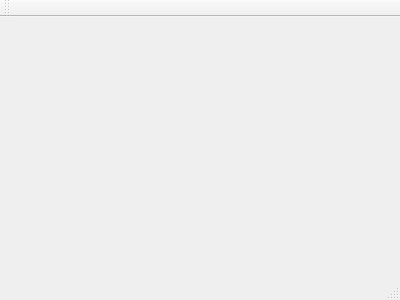
Above: mainwindow.ui from lindonilsonmaciel/BlocoDeNotas before the change. Below: the same form after it.
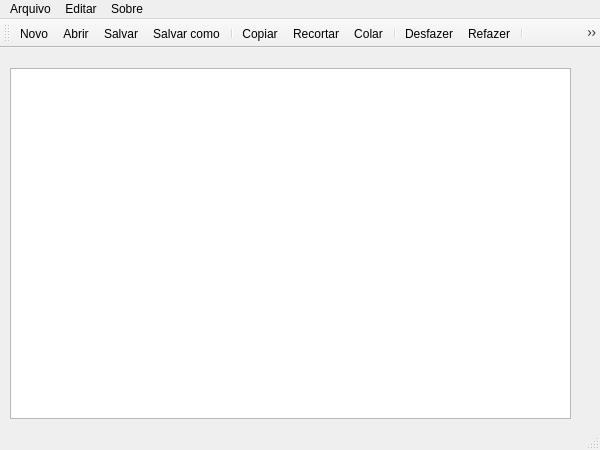
That is the form after the change. Icons and pictures are not drawn.

Commit message: Montei a parte visual e comecei a fazer o método abrir

The edit to the form file:
```diff
--- a/mainwindow.ui
+++ b/mainwindow.ui
@@ -1,24 +1,196 @@
 <ui version="4.0">
  <class>MainWindow</class>
- <widget class="QMainWindow" name="MainWindow" >
-  <property name="geometry" >
+ <widget class="QMainWindow" name="MainWindow">
+  <property name="geometry">
    <rect>
     <x>0</x>
     <y>0</y>
-    <width>400</width>
-    <height>300</height>
+    <width>600</width>
+    <height>450</height>
    </rect>
   </property>
   <property name="windowTitle" >
    <string>MainWindow</string>
   </property>
-  <widget class="QMenuBar" name="menuBar" />
-  <widget class="QToolBar" name="mainToolBar" />
-  <widget class="QWidget" name="centralWidget" />
-  <widget class="QStatusBar" name="statusBar" />
+  <widget class="QWidget" name="centralWidget">
+   <widget class="QTextEdit" name="textEdit">
+    <property name="geometry">
+     <rect>
+      <x>10</x>
+      <y>20</y>
+      <width>561</width>
+      <height>351</height>
+     </rect>
+    </property>
+   </widget>
+  </widget>
+  <widget class="QMenuBar" name="menuBar">
+   <property name="geometry">
+    <rect>
+     <x>0</x>
+     <y>0</y>
+     <width>600</width>
+     <height>21</height>
+    </rect>
+   </property>
+   <widget class="QMenu" name="menuArquivo">
+    <property name="title">
+     <string>Arquivo</string>
+    </property>
+    <addaction name="actionNovo"/>
+    <addaction name="actionAbrir"/>
+    <addaction name="actionSalvar"/>
+    <addaction name="actionSalvar_como"/>
+    <addaction name="separator"/>
+    <addaction name="actionSair"/>
+   </widget>
+   <widget class="QMenu" name="menuEditar">
+    <property name="title">
+     <string>Editar</string>
+    </property>
+    <addaction name="actionDesfazer"/>
+    <addaction name="actionRefazer"/>
+    <addaction name="separator"/>
+    <addaction name="actionCopiar"/>
+    <addaction name="actionRecortar"/>
+    <addaction name="actionColar"/>
+   </widget>
+   <widget class="QMenu" name="menuSobre">
+    <property name="title">
+     <string>Sobre</string>
+    </property>
+    <addaction name="actionSobre_o_bloco_de_notas"/>
+   </widget>
+   <addaction name="menuArquivo"/>
+   <addaction name="menuEditar"/>
+   <addaction name="menuSobre"/>
+  </widget>
+  <widget class="QToolBar" name="mainToolBar">
+   <attribute name="toolBarArea">
+    <enum>TopToolBarArea</enum>
+   </attribute>
+   <attribute name="toolBarBreak">
+    <bool>false</bool>
+   </attribute>
+   <addaction name="actionNovo"/>
+   <addaction name="actionAbrir"/>
+   <addaction name="actionSalvar"/>
+   <addaction name="actionSalvar_como"/>
+   <addaction name="separator"/>
+   <addaction name="actionCopiar"/>
+   <addaction name="actionRecortar"/>
+   <addaction name="actionColar"/>
+   <addaction name="separator"/>
+   <addaction name="actionDesfazer"/>
+   <addaction name="actionRefazer"/>
+   <addaction name="separator"/>
+   <addaction name="actionSobre_o_bloco_de_notas"/>
+   <addaction name="actionSair"/>
+  </widget>
+  <widget class="QStatusBar" name="statusBar"/>
+  <action name="actionNovo">
+   <property name="icon">
+    <iconset resource="arquivoderecursos.qrc">
+     <normaloff>:/icons/icons/novo.png</normaloff>:/icons/icons/novo.png</iconset>
+   </property>
+   <property name="text">
+    <string>Novo</string>
+   </property>
+  </action>
+  <action name="actionAbrir">
+   <property name="icon">
+    <iconset resource="arquivoderecursos.qrc">
+     <normaloff>:/icons/icons/abrir.png</normaloff>:/icons/icons/abrir.png</iconset>
+   </property>
+   <property name="text">
+    <string>Abrir...</string>
+   </property>
+  </action>
+  <action name="actionSalvar">
+   <property name="icon">
+    <iconset resource="arquivoderecursos.qrc">
+     <normaloff>:/icons/icons/salvar.png</normaloff>:/icons/icons/salvar.png</iconset>
+   </property>
+   <property name="text">
+    <string>Salvar</string>
+   </property>
+  </action>
+  <action name="actionSalvar_como">
+   <property name="icon">
+    <iconset resource="arquivoderecursos.qrc">
+     <normaloff>:/icons/icons/salvar_como.png</normaloff>:/icons/icons/salvar_como.png</iconset>
+   </property>
+   <property name="text">
+    <string>Salvar como...</string>
+   </property>
+  </action>
+  <action name="actionSair">
+   <property name="icon">
+    <iconset resource="arquivoderecursos.qrc">
+     <normaloff>:/icons/icons/fechar.png</normaloff>:/icons/icons/fechar.png</iconset>
+   </property>
+   <property name="text">
+    <string>Sair</string>
+   </property>
+  </action>
+  <action name="actionRecortar">
+   <property name="icon">
+    <iconset resource="arquivoderecursos.qrc">
+     <normaloff>:/icons/icons/recurtar.png</normaloff>:/icons/icons/recurtar.png</iconset>
+   </property>
+   <property name="text">
+    <string>Recortar</string>
+   </property>
+  </action>
+  <action name="actionCopiar">
+   <property name="icon">
+    <iconset resource="arquivoderecursos.qrc">
+     <normaloff>:/icons/icons/copiar.png</normaloff>:/icons/icons/copiar.png</iconset>
+   </property>
+   <property name="text">
+    <string>Copiar</string>
+   </property>
+  </action>
+  <action name="actionColar">
+   <property name="icon">
+    <iconset resource="arquivoderecursos.qrc">
+     <normaloff>:/icons/icons/colar.png</normaloff>:/icons/icons/colar.png</iconset>
+   </property>
+   <property name="text">
+    <string>Colar</string>
+   </property>
+  </action>
+  <action name="actionDesfazer">
+   <property name="icon">
+    <iconset resource="arquivoderecursos.qrc">
+     <normaloff>:/icons/icons/desfazer.png</normaloff>:/icons/icons/desfazer.png</iconset>
+   </property>
+   <property name="text">
+    <string>Desfazer</string>
+   </property>
+  </action>
+  <action name="actionRefazer">
+   <property name="icon">
+    <iconset resource="arquivoderecursos.qrc">
+     <normaloff>:/icons/icons/refazer.png</normaloff>:/icons/icons/refazer.png</iconset>
+   </property>
+   <property name="text">
+    <string>Refazer</string>
+   </property>
+  </action>
+  <action name="actionSobre_o_bloco_de_notas">
+   <property name="icon">
+    <iconset resource="arquivoderecursos.qrc">
+     <normaloff>:/icons/icons/sobre.png</normaloff>:/icons/icons/sobre.png</iconset>
+   </property>
+   <property name="text">
+    <string>Sobre o bloco de notas</string>
+   </property>
+  </action>
  </widget>
- <layoutDefault spacing="6" margin="11" />
- <pixmapfunction></pixmapfunction>
- <resources/>
+ <layoutdefault spacing="6" margin="11"/>
+ <resources>
+  <include location="arquivoderecursos.qrc"/>
+ </resources>
  <connections/>
 </ui>
```
Left out of the diff: 3 changed lines with no effect on the pictures. The commit also changes 15 other files.
